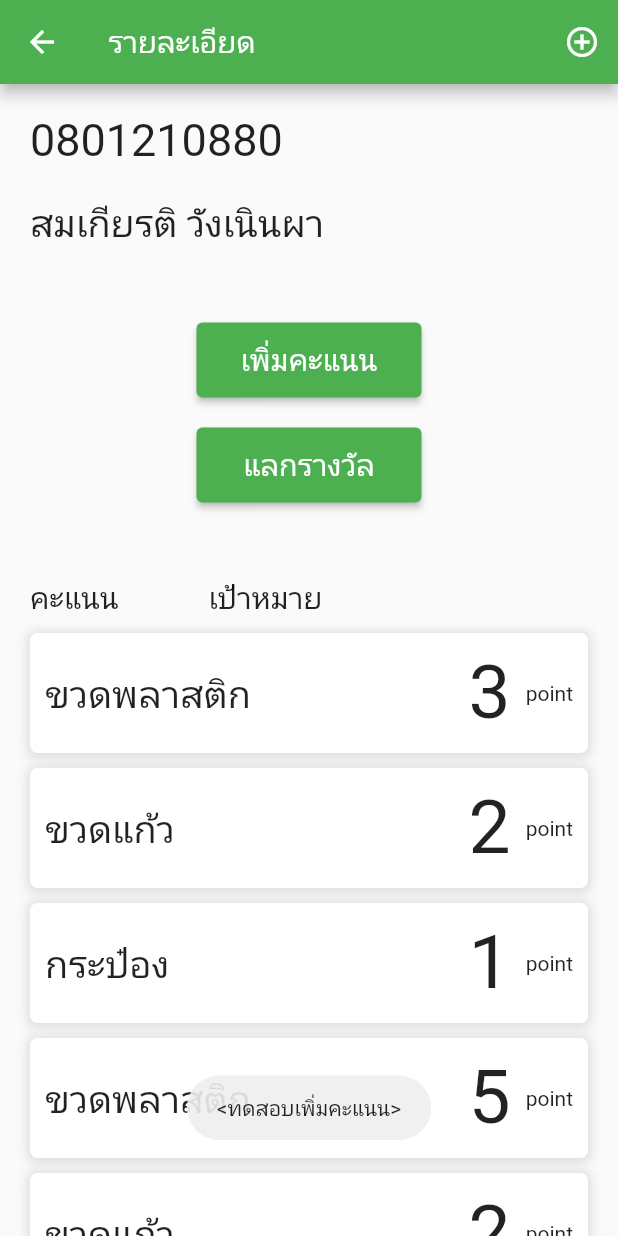
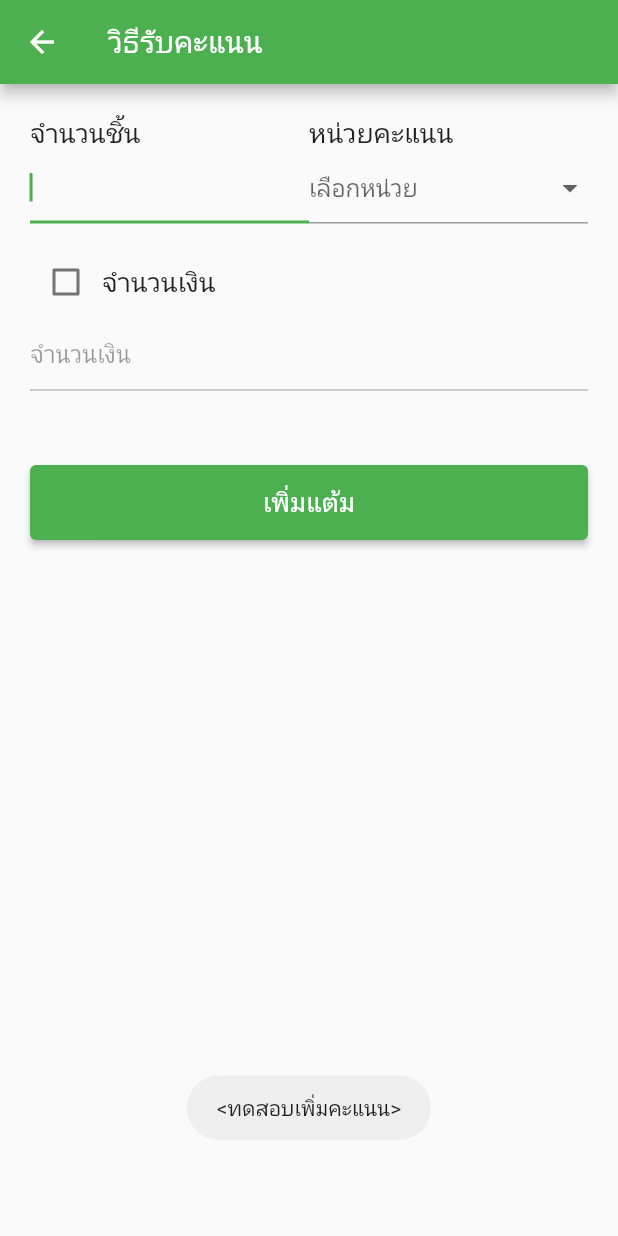
Before and after one commit to ZoNew/Flutter_CollectingPoints, a Flutter app: the DetailMemberScreen screen opened directly, after a tap on "เพิ่มคะแนน", on a phone screen of 412 x 824 dp. Run offline on Flutter 3.47's test engine with Material 2 defaults, Android fonts, the phone set to English and light mode, and no system bars; our stand-ins replace fluttertoast, form_field_validator.

Commit message:
Created Screen add point

```diff
--- /dev/null
+++ b/lib/model/organization.dart
@@ -0,0 +1,11 @@
+import 'package:test_point_system/model/user.dart';
+
+class Organization {
+  String? name;
+  User? ownerId;
+  List<User>? memberId;
+
+  Organization({this.name,this.ownerId,this.memberId}){
+    memberId = [];
+}
+}
--- a/lib/model/user.dart
+++ b/lib/model/user.dart
@@ -4,11 +4,11 @@ class User {
   String? email;
   String? tel;
   String? role;
-  String? usrCollect;
+  List<String>? usrCollect;
   User({this.name,this.password,this.email,this.tel,this.role,this.usrCollect}){
     email = "No email";
     tel = "No tel";
     role = "usr";
-    usrCollect = "[]";
+    usrCollect = [];
   }
 }
--- /dev/null
+++ b/lib/model/user_collect.dart
@@ -0,0 +1,10 @@
+import 'package:test_point_system/model/collect_unit.dart';
+import 'package:test_point_system/model/organization.dart';
+
+class UserCollect{
+  Organization? og;
+  CollectUnit? unit;
+  int? point;
+
+  UserCollect({this.og,this.unit,this.point});
+}
--- a/lib/screen/add_collect.dart
+++ b/lib/screen/add_collect.dart
@@ -4,7 +4,6 @@ import 'package:form_field_validator/form_field_validator.dart';
 import 'package:test_point_system/model/collect.dart';
 import 'package:test_point_system/screen/add_collect_unit.dart';
 import 'package:test_point_system/screen/detail_promotion.dart';
-import 'package:test_point_system/screen/login.dart';
 
 class AddCollectScreen extends StatefulWidget {
   const AddCollectScreen({Key? key}) : super(key: key);
--- /dev/null
+++ b/lib/screen/add_point.dart
@@ -0,0 +1,203 @@
+import 'package:flutter/material.dart';
+import 'package:fluttertoast/fluttertoast.dart';
+import 'package:form_field_validator/form_field_validator.dart';
+import 'package:test_point_system/model/user_collect.dart';
+import 'package:test_point_system/widget/point_list_view.dart';
+
+class AddPointScreen extends StatefulWidget {
+  const AddPointScreen({Key? key}) : super(key: key);
+
+  @override
+  _AddPointScreenState createState() => _AddPointScreenState();
+}
+
+class _AddPointScreenState extends State<AddPointScreen> {
+  final formKey = GlobalKey<FormState>();
+  final amountTxtFmFld = TextEditingController();
+  UserCollect collect = UserCollect();
+  String? _dropdownValue;
+  bool isEnable = false;
+
+  List<DropdownMenuItem<String>> _unitList = [
+    "stamp",
+    "point",
+    "แต้ม",
+    "ความดี",
+  ].map<DropdownMenuItem<String>>((String value) {
+    return DropdownMenuItem<String>(
+      value: value,
+      child: Text(value),
+    );
+  }).toList();
+  int _times = 1;
+  double _amount = 0.0;
+
+  @override
+  void dispose() {
+    // Clean up the controller when the widget is disposed.
+    amountTxtFmFld.dispose();
+    super.dispose();
+  }
+
+  @override
+  Widget build(BuildContext context) {
+    ThemeData theme = Theme.of(context);
+    double _fontSize = 18.0;
+    return Scaffold(
+      appBar: AppBar(
+        title: Text("วิธีรับคะแนน"),
+      ),
+      body: Padding(
+        padding: const EdgeInsets.all(20),
+        child: Form(
+          key: formKey,
+          child: SingleChildScrollView(
+            child: Column(
+              crossAxisAlignment: CrossAxisAlignment.start,
+              children: [
+                Row(
+                  children: [
+                    Expanded(
+                      child: Column(
+                        // mainAxisAlignment: MainAxisAlignment.start,
+                        children: [
+                          Align(
+                            alignment: Alignment.centerLeft,
+                            child: Text(
+                              "จำนวนชิ้น",
+                              style: TextStyle(fontSize: _fontSize),
+                            ),
+                          ),
+                          Container(
+                            child: TextFormField(
+                              autofocus: true,
+                              /*validator: RequiredValidator(
+                                  errorText: "กรุณาป้อน จำนวน"),*/
+                              keyboardType: TextInputType.number,
+                              onSaved: (String? times) {
+                                if (times!.isNotEmpty) {
+                                  _times = int.parse(times);
+                                }
+                              },
+                            ),
+                          ),
+                        ],
+                      ),
+                    ),
+                    Expanded(
+                      child: Column(
+                        children: [
+                          Column(
+                            children: [
+                              Align(
+                                alignment: Alignment.centerLeft,
+                                child: Text(
+                                  "หน่วยคะแนน",
+                                  style: TextStyle(fontSize: _fontSize),
+                                ),
+                              ),
+                            ],
+                          ),
+                          Container(
+                            child: DropdownButtonFormField<String>(
+                              validator: (value) {
+                                if (value == null) {
+                                  return "กรุณาเลือกหน่วย";
+                                }
+                              },
+                              value: _dropdownValue,
+                              hint: Text("เลือกหน่วย"),
+                              onChanged: (String? newValue) {
+                                setState(
+                                  () {
+                                    _dropdownValue = newValue;
+                                  },
+                                );
+                              },
+                              items: _unitList,
+                              /*onSaved: (val) {
+                                    collect.collectUnit = val;
+                                  },*/
+                            ),
+                          ),
+                        ],
+                      ),
+                    ),
+                  ],
+                ),
+                SizedBox(
+                  height: 15,
+                ),
+                Row(
+                  children: [
+                    Checkbox(
+                      value: isEnable,
+                      onChanged: (value) {
+                        setState(() {
+                          isEnable = value!;
+                          amountTxtFmFld.clear();
+                        });
+                      },
+                    ),
+                    Text(
+                      "จำนวนเงิน",
+                      style: TextStyle(fontSize: _fontSize),
+                    )
+                  ],
+                ),
+                TextFormField(
+                  controller: amountTxtFmFld,
+                  enabled: isEnable,
+                  keyboardType: TextInputType.number,
+                  onSaved: (String? price) {
+                    if (price!.isNotEmpty) {
+                      _amount = double.parse(price);
+                      _times = _amount~/100;         // 100 is collect.price in DB
+                      collect.point = _times;
+                    }
+                  },
+                  decoration: InputDecoration(hintText: "จำนวนเงิน"),
+                ),
+                SizedBox(
+                  height: 50,
+                ),
+                SizedBox(
+                  width: double.infinity,
+                  height: 50,
+                  child: ElevatedButton(
+                    onPressed: () async {
+                      if (formKey.currentState!.validate()) {
+                        formKey.currentState!.save();
+                        try {
+                          Fluttertoast.showToast(
+                            msg: "เพิ่มวิธีรับคะแนนเรียบร้อย",
+                            gravity: ToastGravity.TOP,
+                          );
+
+                          print(
+                              "${collect.og}, ${collect.point}, ${collect.unit}");
+                          print(
+                              "$_times, ${collect.point}");
+
+                          Navigator.pop(context);
+                        } catch (e) {
+                          print(e.toString());
+                          Fluttertoast.showToast(
+                            msg: e.toString(),
+                            gravity: ToastGravity.TOP,
+                          );
+                        }
+                      }
+                    },
+                    child: Text("เพิ่มแต้ม",
+                        style: TextStyle(fontSize: _fontSize)),
+                  ),
+                ),
+              ],
+            ),
+          ),
+        ),
+      ),
+    );
+  }
+}
--- a/lib/screen/detail_member.dart
+++ b/lib/screen/detail_member.dart
@@ -2,7 +2,9 @@ import 'package:flutter/material.dart';
 import 'package:flutter/rendering.dart';
 import 'package:fluttertoast/fluttertoast.dart';
 import 'package:test_point_system/screen/add_collect.dart';
-import 'package:test_point_system/widget/collect_box.dart';
+import 'package:test_point_system/screen/add_point.dart';
+import 'package:test_point_system/screen/redeem.dart';
+import 'package:test_point_system/widget/point_list_view.dart';
 
 class DetailMemberScreen extends StatefulWidget {
   const DetailMemberScreen({Key? key}) : super(key: key);
@@ -12,16 +14,14 @@ class DetailMemberScreen extends StatefulWidget {
 }
 
 class _DetailMemberScreenState extends State<DetailMemberScreen> {
-  List<CollectBox> listCollectBox = [
-    new CollectBox("ขวดพลาสติก", 3, "point"),
-    new CollectBox("ขวดแก้ว", 2, "point"),
-    new CollectBox("กระป๋อง", 1, "point"),
-    new CollectBox("ขวดพลาสติก", 5, "point"),
-    new CollectBox("ขวดแก้ว", 2, "point"),
-    new CollectBox("กระป๋อง", 4, "point"),
-    new CollectBox("ขวดพลาสติก", 3, "point"),
-    new CollectBox("ขวดแก้ว", 2, "point"),
-    new CollectBox("กระป๋อง", 1, "point"),
+  List<PointListView> listCollectBox = [
+    // new CollectBox(name: "ขวดพลาสติก",rewardPoint:  3,collectUnit: "point"),
+    new PointListView(10, "point"),
+    new PointListView(1000, "ความดี"),
+    new PointListView(4, "stamp"),
+    new PointListView(1, "แก้วหมี"),
+    new PointListView(8, "มูมู่"),
+    new PointListView(4, "กล้าหาญ"),
   ];
 
   @override
@@ -71,6 +71,12 @@ class _DetailMemberScreenState extends State<DetailMemberScreen> {
                             msg: "<ทดสอบเพิ่มคะแนน>",
                             gravity: ToastGravity.BOTTOM,
                           );
+                          Navigator.push(
+                            context,
+                            MaterialPageRoute(builder: (context) {
+                              return AddPointScreen();
+                            }),
+                          );
                         },
                         child: Text(
                           "เพิ่มคะแนน",
@@ -90,6 +96,12 @@ class _DetailMemberScreenState extends State<DetailMemberScreen> {
                             msg: "<ทดสอบแลกรางวัล>",
                             gravity: ToastGravity.BOTTOM,
                           );
+                          Navigator.push(
+                            context,
+                            MaterialPageRoute(builder: (context) {
+                              return RedeemScreen();
+                            }),
+                          );
                         },
                         child: Text(
                           "แลกรางวัล",
@@ -102,17 +114,19 @@ class _DetailMemberScreenState extends State<DetailMemberScreen> {
                     ),
                     Row(
                       children: [
-                        Text(
-                          "คะแนน",
-                          style: TextStyle(fontSize: 20),
+                        Expanded(
+                          child: Text(
+                            "คะแนน",
+                            style: TextStyle(fontSize: 20),
+                            textAlign: TextAlign.center,
+                          ),
                         ),
-                        SizedBox(
-                          width: 60,
-                        ),
-                        Text(
-                          "เป้าหมาย",
-                          style: TextStyle(fontSize: 20),
-                          textAlign: TextAlign.center,
+                        Expanded(
+                          child: Text(
+                            "หน่วย",
+                            style: TextStyle(fontSize: 20),
+                            textAlign: TextAlign.center,
+                          ),
                         ),
                       ],
                     ),
@@ -125,10 +139,10 @@ class _DetailMemberScreenState extends State<DetailMemberScreen> {
                         shrinkWrap: true,
                         itemCount: listCollectBox.length,
                         itemBuilder: (context, index) {
-                          return CollectBox(
-                              listCollectBox[index].name,
-                              listCollectBox[index].rewardPoint,
-                              listCollectBox[index].collectUnit);
+                          return PointListView(
+                            listCollectBox[index].point,
+                            listCollectBox[index].unit,
+                          );
                         },
                       ),
                     )
--- a/lib/screen/detail_promotion.dart
+++ b/lib/screen/detail_promotion.dart
@@ -15,10 +15,10 @@ class _DetailPromotionScreenState extends State<DetailPromotionScreen> {
     new CollectBox("ขวดพลาสติก", 3, "point"),
     new CollectBox("ขวดแก้ว", 2, "point"),
     new CollectBox("กระป๋อง", 1, "point"),
-    new   CollectBox("ขวดพลาสติก", 5, "point"),
-    new  CollectBox("ขวดแก้ว", 2, "point"),
-    new  CollectBox("กระป๋อง", 4, "point"),
-    new  CollectBox("ขวดพลาสติก", 3, "point"),
+    new CollectBox("ถุงก๊อปแก๊บ", 5, "point"),
+    new CollectBox("ขวดแก้ว", 2, "point"),
+    new CollectBox("กระป๋อง", 4, "point"),
+    new CollectBox("ขวดพลาสติก", 3, "point"),
     new CollectBox("ขวดแก้ว", 2, "point"),
     new CollectBox("กระป๋อง", 1, "point"),
   ];
@@ -55,6 +55,11 @@ class _DetailPromotionScreenState extends State<DetailPromotionScreen> {
                 "1,000 point",
                 style: TextStyle(fontSize: 25),
               ),
+              Text(
+                //promotion.targetPoint
+                "วีทีรับคะแนน",
+                style: TextStyle(fontSize: 15),
+              ),
               SizedBox(
                 height: 20,
               ),
@@ -65,7 +70,10 @@ class _DetailPromotionScreenState extends State<DetailPromotionScreen> {
                   shrinkWrap: true,
                   itemCount: listCollectBox.length,
                   itemBuilder: (context, index) {
-                    return CollectBox(listCollectBox[index].name, listCollectBox[index].rewardPoint, listCollectBox[index].collectUnit);
+                    return CollectBox(
+                        listCollectBox[index].name,
+                        listCollectBox[index].rewardPoint,
+                        listCollectBox[index].collectUnit);
                   },
                 ),
               ),
--- a/lib/widget/point_list_view.dart
+++ b/lib/widget/point_list_view.dart
@@ -1,10 +1,35 @@
 import 'package:flutter/material.dart';
 
+// ignore: must_be_immutable
 class PointListView extends StatelessWidget {
-  const PointListView({Key? key}) : super(key: key);
+  int point;
+  String unit;
+
+  PointListView(this.point, this.unit){
+    point = 0;
+    unit = "none";
+  }
 
   @override
   Widget build(BuildContext context) {
-    return Container();
+    return Container(
+      height: 80,
+      child: Row(
+        children: [
+          Expanded(
+            child: Text(
+              point.toString(),
+              textAlign: TextAlign.center,
+            ),
+          ),
+          Expanded(
+            child: Text(
+              unit,
+              textAlign: TextAlign.center,
+            ),
+          ),
+        ],
+      ),
+    );
   }
 }
```
Also changed, not shown: lib/screen/redeem.dart (added, +25 -0 lines).
